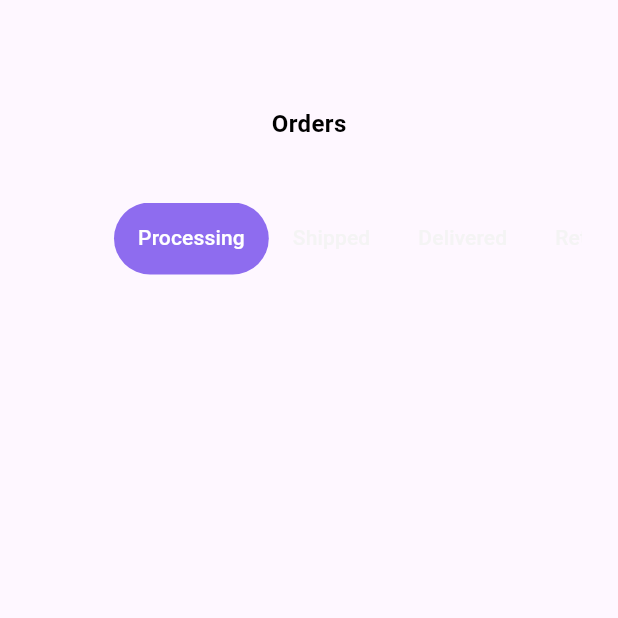
After one commit to rasulovbekmurod7770-hue/Ecommerce_mobile_app, a Flutter app: the OrdersExistScreen screen opened directly, on a phone screen of 412 x 824 dp, the top half of it. The commit adds this screen. Run offline on Flutter 3.47's test engine with Material 3 defaults, Android fonts, the phone set to English and light mode, and no system bars.

Commit message:
few changes made

```diff
--- a/lib/features/home/pages/categories.dart
+++ b/lib/features/home/pages/categories.dart
@@ -1,5 +1,6 @@
 import 'package:clothing_app_ui/core/constants/app_colors.dart';
 import 'package:clothing_app_ui/core/constants/app_text_styles.dart';
+import 'package:clothing_app_ui/features/home/pages/Hoodies_page.dart';
 import 'package:clothing_app_ui/features/home/pages/home_page.dart';
 import 'package:clothing_app_ui/features/home/widgets/listtile.dart';
 import 'package:clothing_app_ui/features/home/widgets/padding.dart';
@@ -39,7 +40,7 @@ class Categories extends StatelessWidget {
             Column(
               spacing: 8,
               children: [
-                ListtileW(image: "assets/images/categoryimage1.png", text: "Hoodies", widget: HomePage(),),
+                ListtileW(image: "assets/images/categoryimage1.png", text: "Hoodies", widget: HoodiesPage(),),
                 ListtileW(image: "assets/images/categoryimage2.png", text: "Accessories", widget: HomePage()),
                 ListtileW(image: "assets/images/categorimage3.png", text: "Shorts", widget: HomePage()),
                 ListtileW(image: "assets/images/categoryimage4.png", text: "Shoes", widget: HomePage()),
--- /dev/null
+++ b/lib/features/orders/pages/orders_exist_screen.dart
@@ -0,0 +1,80 @@
+import 'package:clothing_app_ui/core/constants/app_colors.dart';
+import 'package:clothing_app_ui/features/home/widgets/padding.dart';
+import 'package:flutter/material.dart';
+
+class OrdersExistScreen extends StatefulWidget {
+  const OrdersExistScreen({super.key});
+
+  @override
+  State<OrdersExistScreen> createState() => _OrdersExistScreenState();
+}
+
+class _OrdersExistScreenState extends State<OrdersExistScreen>
+    with SingleTickerProviderStateMixin {
+  late AnimationController _controller;
+  late TabController _tabController;
+
+  @override
+  void initState() {
+    super.initState();
+    _controller = AnimationController(vsync: this);
+    _tabController = TabController(length: 5, vsync: this);
+  }
+
+  @override
+  void dispose() {
+    _tabController.dispose();
+    _controller.dispose();
+    super.dispose();
+  }
+
+  int _selectedindex = 0;
+
+
+  @override
+  Widget build(BuildContext context) {
+    return Scaffold(
+      body: SingleChildScrollView(
+        scrollDirection: .vertical,
+        child: padded(
+          Column(
+            children: [
+              const SizedBox(height: 71),
+              Text(
+                "Orders",
+                style: TextStyle(
+                  fontSize: 16,
+                  fontWeight: .w700,
+                  color: AppColors.colorBlack,
+                ),
+              ),
+              const SizedBox(height: 40),
+              SizedBox(
+                height: 50,
+                child: TabBar(
+                  controller: _tabController,
+                  isScrollable: true,
+                  dividerColor: Colors.transparent,
+                  indicatorSize: .tab,
+                  indicator: BoxDecoration(
+                    borderRadius: BorderRadius.circular(100),
+                    color: AppColors.primaryColor,
+                  ),
+                  unselectedLabelColor: AppColors.secondaryColor,
+                  labelColor: Colors.white,
+                  tabs: [
+                    Tab(text: "Processing"),
+                    Tab(text: "Shipped"),
+                    Tab(text: "Delivered"),
+                    Tab(text: "Returned"),
+                    Tab(text: "Cancelled"),
+                  ],
+                ),
+              ),
+            ],
+          ),
+        ),
+      ),
+    );
+  }
+}
--- a/lib/main.dart
+++ b/lib/main.dart
@@ -5,6 +5,7 @@ import 'package:clothing_app_ui/features/home/pages/home_page.dart';
 import 'package:clothing_app_ui/features/notifications/pages/no_notification_screen.dart';
 import 'package:clothing_app_ui/features/notifications/pages/notification_exist_page.dart';
 import 'package:clothing_app_ui/features/orders/pages/no_orders_screen.dart';
+import 'package:clothing_app_ui/features/orders/pages/orders_exist_screen.dart';
 
 import 'package:flutter/material.dart';
 
@@ -39,7 +40,7 @@ class MyApp extends StatelessWidget {
         colorScheme: .fromSeed(seedColor: Colors.deepPurple),
       ),
       debugShowCheckedModeBanner: false,
-      home:NoOrdersScreen()
+      home:Categories()
     );
   }
 }
```
Also changed, not shown: lib/features/search_filter/search_screen.dart (added).
